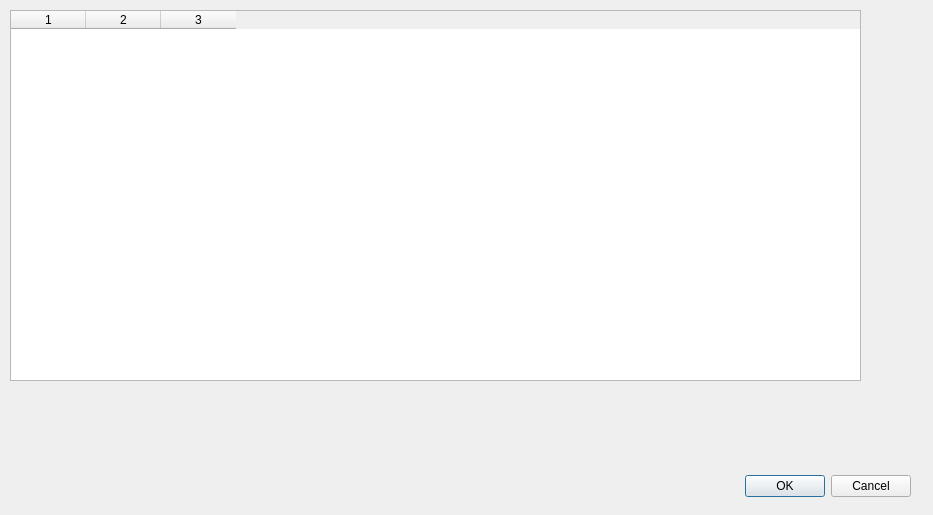
Above: ui/gpx.ui from ruz76/qgis_patrac before the change. Below: the same form after it.
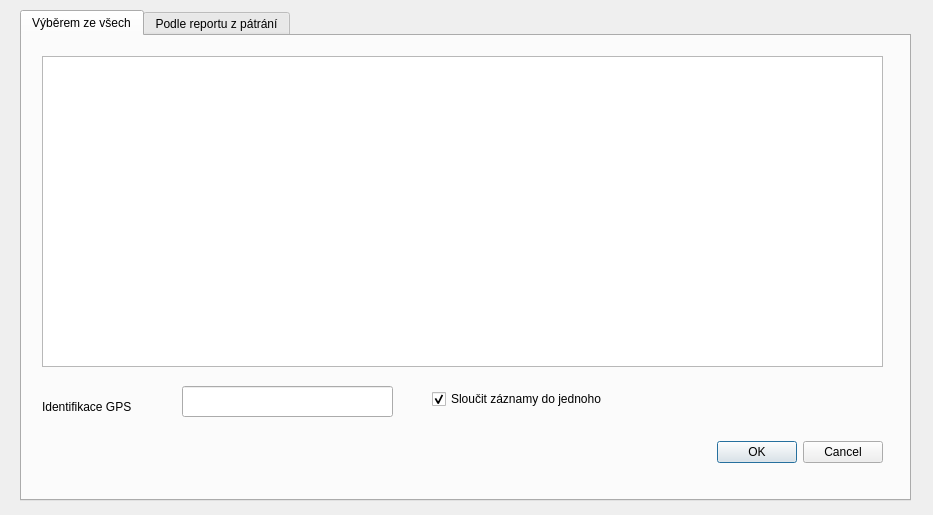
That is the form after the change.

Diff of the .ui file:
```diff
--- a/ui/gpx.ui
+++ b/ui/gpx.ui
@@ -13,11 +13,37 @@
   <property name="windowTitle">
    <string>Načtení GPX</string>
   </property>
-  <widget class="QDialogButtonBox" name="buttonBox">
+  <widget class="QTabWidget" name="tabWidget">
    <property name="geometry">
     <rect>
-     <x>570</x>
-     <y>470</y>
+     <x>20</x>
+     <y>10</y>
+     <width>891</width>
+     <height>491</height>
+    </rect>
+   </property>
+   <property name="currentIndex">
+    <number>0</number>
+   </property>
+   <widget class="QWidget" name="tabAll">
+    <attribute name="title">
+     <string>Výběrem ze všech</string>
+    </attribute>
+    <widget class="QListView" name="listViewTracks">
+     <property name="geometry">
+      <rect>
+       <x>20</x>
+       <y>20</y>
+       <width>841</width>
+       <height>311</height>
+      </rect>
+     </property>
+    </widget>
+    <widget class="QDialogButtonBox" name="buttonBoxAll">
+     <property name="geometry">
+      <rect>
+       <x>520</x>
+       <y>400</y>
      <width>341</width>
      <height>32</height>
     </rect>
@@ -29,6 +55,50 @@
     <set>QDialogButtonBox::Cancel|QDialogButtonBox::Ok</set>
    </property>
   </widget>
+    <widget class="QLabel" name="labelName">
+     <property name="geometry">
+      <rect>
+       <x>20</x>
+       <y>360</y>
+       <width>141</width>
+       <height>21</height>
+      </rect>
+     </property>
+     <property name="text">
+      <string>Identifikace GPS</string>
+     </property>
+    </widget>
+    <widget class="QLineEdit" name="lineEditName">
+     <property name="geometry">
+      <rect>
+       <x>160</x>
+       <y>350</y>
+       <width>211</width>
+       <height>31</height>
+      </rect>
+     </property>
+    </widget>
+    <widget class="QCheckBox" name="checkBoxGroup">
+     <property name="geometry">
+      <rect>
+       <x>410</x>
+       <y>350</y>
+       <width>291</width>
+       <height>26</height>
+      </rect>
+     </property>
+     <property name="text">
+      <string>Sloučit záznamy do jednoho</string>
+     </property>
+     <property name="checked">
+      <bool>true</bool>
+     </property>
+    </widget>
+   </widget>
+   <widget class="QWidget" name="tabTime">
+    <attribute name="title">
+     <string>Podle reportu z pátrání</string>
+    </attribute>
   <widget class="QTableWidget" name="tableWidgetSectors">
        <property name="enabled">
         <bool>true</bool>
@@ -36,7 +106,7 @@
        <property name="geometry">
         <rect>
          <x>10</x>
-         <y>10</y>
+       <y>20</y>
          <width>851</width>
          <height>371</height>
         </rect>
@@ -50,27 +120,29 @@
        <attribute name="horizontalHeaderDefaultSectionSize">
         <number>75</number>
        </attribute>
-       <row/>
-       <row/>
-       <row/>
-       <row/>
-       <row/>
-       <row/>
-       <row/>
-       <row/>
-       <row/>
-       <row/>
        <column/>
        <column/>
        <column/>
-       <column/>
-       <column/>
-       <column/>
-       <column/>
-       <column/>
-       <column/>
-      </widget>
- </widget>    
+    </widget>
+    <widget class="QDialogButtonBox" name="buttonBoxTime">
+     <property name="geometry">
+      <rect>
+       <x>510</x>
+       <y>410</y>
+       <width>341</width>
+       <height>32</height>
+      </rect>
+     </property>
+     <property name="orientation">
+      <enum>Qt::Horizontal</enum>
+     </property>
+     <property name="standardButtons">
+      <set>QDialogButtonBox::Cancel|QDialogButtonBox::Ok</set>
+     </property>
+    </widget>
+   </widget>
+  </widget>
+ </widget>
  <resources/>
  <connections>
   <connection>
```
Left out of the diff: 35 changed lines with no effect on the pictures. Lines whose indentation alone changed are shown as unchanged.
